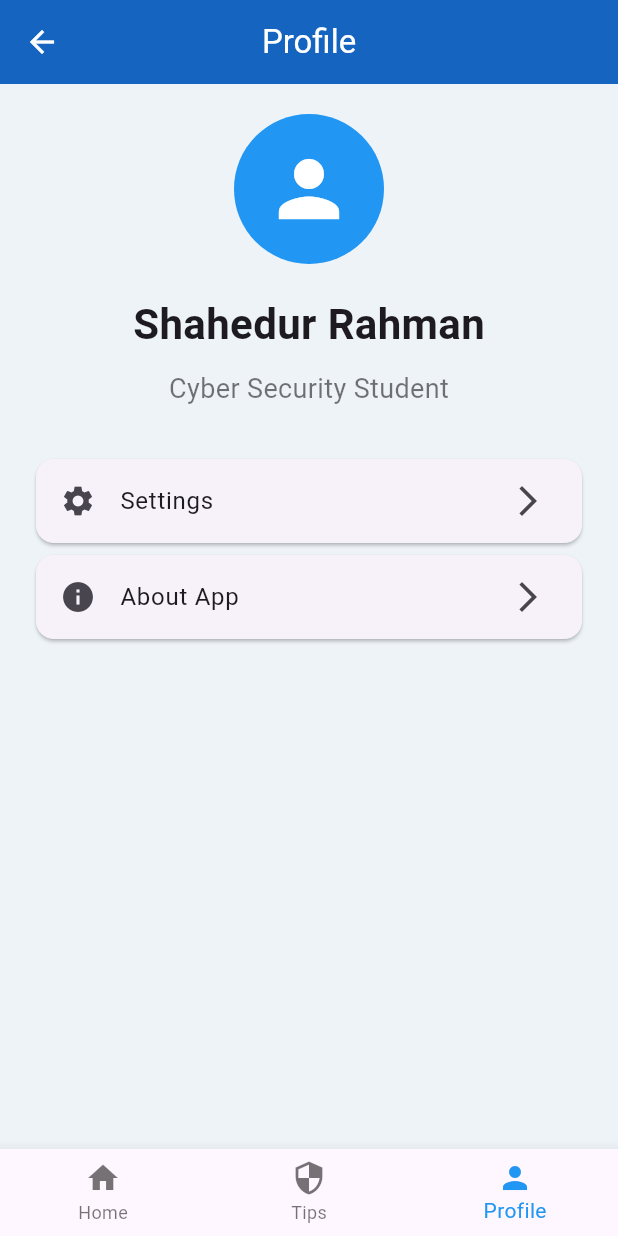
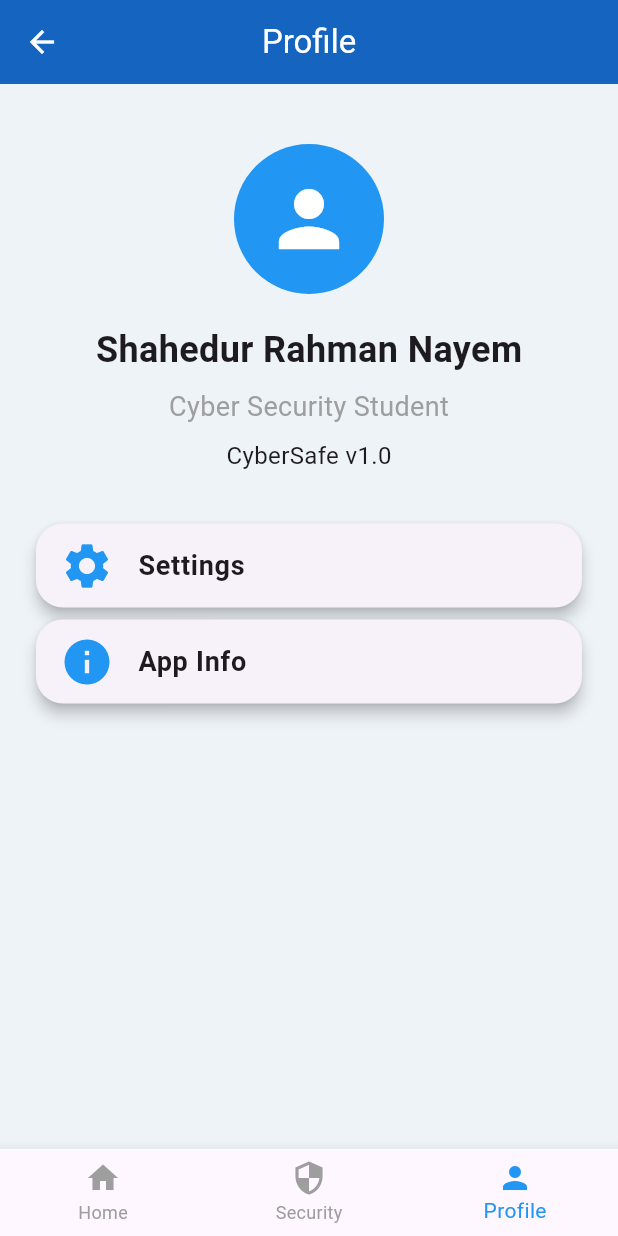
Before and after one commit to 20031073-lab/cybersafe-app, a Flutter app: the HomeScreen screen opened directly, item 3 of the bottom bar chosen, on a phone screen of 412 x 824 dp. Run offline on Flutter 3.47's test engine with Material 3 defaults, Android fonts, the phone set to English and light mode, and no system bars.

Commit message:
Completed CyberSafe Flutter app

```diff
--- a/lib/main.dart
+++ b/lib/main.dart
@@ -28,6 +28,10 @@ class CyberSafeApp extends StatelessWidget {
   }
 }
 
+////////////////////////////////////////////////////////
+/// LOGIN SCREEN
+////////////////////////////////////////////////////////
+
 class LoginScreen extends StatelessWidget {
   const LoginScreen({super.key});
 
@@ -50,11 +54,11 @@ class LoginScreen extends StatelessWidget {
             padding: const EdgeInsets.all(24),
 
             child: Card(
+              elevation: 12,
+
               shape: RoundedRectangleBorder(
                 borderRadius: BorderRadius.circular(24),
               ),
-
-              elevation: 10,
 
               child: Padding(
                 padding: const EdgeInsets.all(24),
@@ -65,7 +69,7 @@ class LoginScreen extends StatelessWidget {
                   children: [
                     const Icon(Icons.security, size: 90, color: Colors.blue),
 
-                    const SizedBox(height: 16),
+                    const SizedBox(height: 20),
 
                     const Text(
                       "CyberSafe",
@@ -79,7 +83,7 @@ class LoginScreen extends StatelessWidget {
 
                     const Text(
                       "Protect Your Digital Life",
-                      style: TextStyle(fontSize: 16),
+                      style: TextStyle(fontSize: 16, color: Colors.grey),
                     ),
 
                     const SizedBox(height: 30),
@@ -88,11 +92,11 @@ class LoginScreen extends StatelessWidget {
                       decoration: InputDecoration(
                         labelText: "Email",
 
+                        prefixIcon: const Icon(Icons.email),
+
                         border: OutlineInputBorder(
                           borderRadius: BorderRadius.circular(14),
                         ),
-
-                        prefixIcon: const Icon(Icons.email),
                       ),
                     ),
 
@@ -104,11 +108,11 @@ class LoginScreen extends StatelessWidget {
                       decoration: InputDecoration(
                         labelText: "Password",
 
+                        prefixIcon: const Icon(Icons.lock),
+
                         border: OutlineInputBorder(
                           borderRadius: BorderRadius.circular(14),
                         ),
-
-                        prefixIcon: const Icon(Icons.lock),
                       ),
                     ),
 
@@ -157,6 +161,10 @@ class LoginScreen extends StatelessWidget {
   }
 }
 
+////////////////////////////////////////////////////////
+/// HOME SCREEN WITH BOTTOM NAVIGATION
+////////////////////////////////////////////////////////
+
 class HomeScreen extends StatefulWidget {
   const HomeScreen({super.key});
 
@@ -181,6 +189,7 @@ class _HomeScreenState extends State<HomeScreen> {
       bottomNavigationBar: BottomNavigationBar(
         currentIndex: currentIndex,
         selectedItemColor: Colors.blue,
+        unselectedItemColor: Colors.grey,
 
         onTap: (index) {
           setState(() {
@@ -191,7 +200,10 @@ class _HomeScreenState extends State<HomeScreen> {
         items: const [
           BottomNavigationBarItem(icon: Icon(Icons.home), label: "Home"),
 
-          BottomNavigationBarItem(icon: Icon(Icons.security), label: "Tips"),
+          BottomNavigationBarItem(
+            icon: Icon(Icons.security),
+            label: "Security",
+          ),
 
           BottomNavigationBarItem(icon: Icon(Icons.person), label: "Profile"),
         ],
@@ -199,6 +211,10 @@ class _HomeScreenState extends State<HomeScreen> {
     );
   }
 }
+
+////////////////////////////////////////////////////////
+/// DASHBOARD SCREEN
+////////////////////////////////////////////////////////
 
 class DashboardPage extends StatelessWidget {
   const DashboardPage({super.key});
@@ -211,9 +227,9 @@ class DashboardPage extends StatelessWidget {
     Widget page,
   ) {
     return Card(
+      elevation: 8,
+
       shape: RoundedRectangleBorder(borderRadius: BorderRadius.circular(18)),
-
-      elevation: 10,
 
       child: ListTile(
         leading: Icon(icon, size: 40, color: Colors.blue),
@@ -248,10 +264,10 @@ class DashboardPage extends StatelessWidget {
               style: TextStyle(fontSize: 28, fontWeight: FontWeight.bold),
             ),
 
-            const SizedBox(height: 20),
+            const SizedBox(height: 18),
 
             const Text(
-              "Stay protected against cyber threats and improve your digital security awareness using CyberSafe.",
+              "Stay protected against cyber threats and improve your digital security awareness.",
               style: TextStyle(fontSize: 16, color: Colors.black54),
             ),
 
@@ -279,6 +295,10 @@ class DashboardPage extends StatelessWidget {
   }
 }
 
+////////////////////////////////////////////////////////
+/// PASSWORD CHECKER SCREEN
+////////////////////////////////////////////////////////
+
 class PasswordCheckerScreen extends StatefulWidget {
   const PasswordCheckerScreen({super.key});
 
@@ -288,6 +308,7 @@ class PasswordCheckerScreen extends StatefulWidget {
 
 class _PasswordCheckerScreenState extends State<PasswordCheckerScreen> {
   String result = "Enter Password";
+
   double strength = 0;
 
   void checkPassword(String value) {
@@ -350,6 +371,23 @@ class _PasswordCheckerScreenState extends State<PasswordCheckerScreen> {
 
               style: const TextStyle(fontSize: 28, fontWeight: FontWeight.bold),
             ),
+
+            const SizedBox(height: 20),
+
+            const Align(
+              alignment: Alignment.centerLeft,
+
+              child: Column(
+                crossAxisAlignment: CrossAxisAlignment.start,
+
+                children: [
+                  Text("• Use 8+ characters"),
+                  Text("• Add symbols"),
+                  Text("• Use uppercase letters"),
+                  Text("• Avoid common passwords"),
+                ],
+              ),
+            ),
           ],
         ),
       ),
@@ -357,12 +395,16 @@ class _PasswordCheckerScreenState extends State<PasswordCheckerScreen> {
   }
 }
 
+////////////////////////////////////////////////////////
+/// SECURITY TIPS SCREEN
+////////////////////////////////////////////////////////
+
 class TipsScreen extends StatelessWidget {
   const TipsScreen({super.key});
 
   Widget tipCard(IconData icon, String title, String text) {
     return Card(
-      elevation: 4,
+      elevation: 5,
 
       shape: RoundedRectangleBorder(borderRadius: BorderRadius.circular(18)),
 
@@ -387,7 +429,7 @@ class TipsScreen extends StatelessWidget {
         child: Column(
           children: [
             tipCard(
-              Icons.link_off,
+              Icons.warning,
               "Avoid Suspicious Links",
               "Never click unknown email links.",
             ),
@@ -410,8 +452,29 @@ class TipsScreen extends StatelessWidget {
   }
 }
 
+////////////////////////////////////////////////////////
+/// PROFILE SCREEN
+////////////////////////////////////////////////////////
+
 class ProfileScreen extends StatelessWidget {
   const ProfileScreen({super.key});
+
+  Widget profileCard(IconData icon, String title) {
+    return Card(
+      elevation: 4,
+
+      shape: RoundedRectangleBorder(borderRadius: BorderRadius.circular(18)),
+
+      child: ListTile(
+        leading: Icon(icon, color: Colors.blue, size: 36),
+
+        title: Text(
+          title,
+          style: const TextStyle(fontWeight: FontWeight.bold, fontSize: 18),
+        ),
+      ),
+    );
+  }
 
   @override
   Widget build(BuildContext context) {
@@ -423,44 +486,38 @@ class ProfileScreen extends StatelessWidget {
 
         child: Column(
           children: [
+            const SizedBox(height: 20),
+
             const CircleAvatar(
               radius: 50,
               backgroundColor: Colors.blue,
 
-              child: Icon(Icons.person, color: Colors.white, size: 60),
+              child: Icon(Icons.person, size: 60, color: Colors.white),
             ),
 
             const SizedBox(height: 20),
 
             const Text(
-              "Shahedur Rahman",
-              style: TextStyle(fontSize: 28, fontWeight: FontWeight.bold),
+              "Shahedur Rahman Nayem",
+              style: TextStyle(fontSize: 24, fontWeight: FontWeight.bold),
             ),
 
-            const SizedBox(height: 10),
+            const SizedBox(height: 8),
 
             const Text(
               "Cyber Security Student",
-              style: TextStyle(fontSize: 18, color: Colors.black54),
+              style: TextStyle(fontSize: 18, color: Colors.grey),
             ),
+
+            const SizedBox(height: 8),
+
+            const Text("CyberSafe v1.0", style: TextStyle(fontSize: 16)),
 
             const SizedBox(height: 30),
 
-            Card(
-              child: ListTile(
-                leading: const Icon(Icons.settings),
-                title: const Text("Settings"),
-                trailing: const Icon(Icons.arrow_forward_ios),
-              ),
-            ),
+            profileCard(Icons.settings, "Settings"),
 
-            Card(
-              child: ListTile(
-                leading: const Icon(Icons.info),
-                title: const Text("About App"),
-                trailing: const Icon(Icons.arrow_forward_ios),
-              ),
-            ),
+            profileCard(Icons.info, "App Info"),
           ],
         ),
       ),
```
Also changed, not shown: 1 other file.
